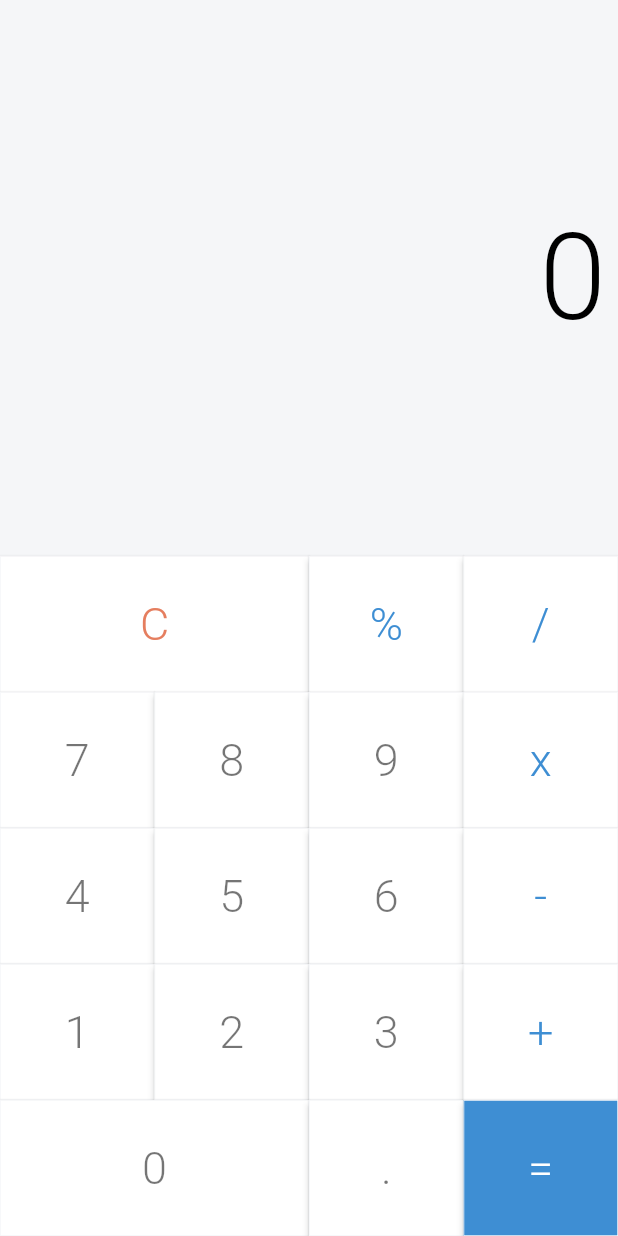
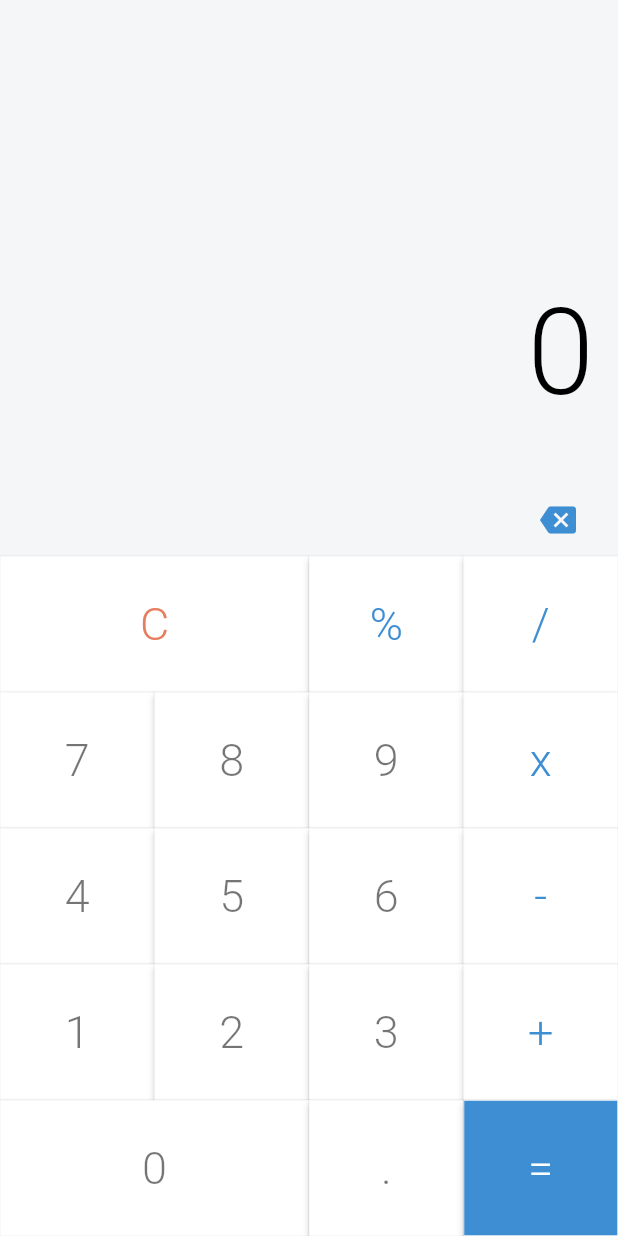
Before and after one commit to pabriciofreitas/calculator, a Flutter app: the screen it shows after launch, on a phone screen of 412 x 824 dp. Run offline on Flutter 3.47's test engine with Material 2 defaults, Android fonts, the phone set to English and light mode, and no system bars; drawn by our look-alikes of auto_size_text.

Commit message:
feat:addad animated and buttonBack

```diff
--- a/lib/components/display_widget.dart
+++ b/lib/components/display_widget.dart
@@ -1,31 +1,38 @@
 import 'package:auto_size_text/auto_size_text.dart';
+import 'package:calculator/components/components.dart';
 import 'package:flutter/material.dart';
 
-class DisplayWidget extends StatelessWidget {
+class DisplayWidget extends StatefulWidget {
+  final void Function(String) callBack;
   final String text;
-  const DisplayWidget({
+  bool animatedDisplay;
+  DisplayWidget({
     Key? key,
+    required this.callBack,
     required this.text,
+    required this.animatedDisplay,
   }) : super(key: key);
-//
+
+  @override
+  State<DisplayWidget> createState() => _DisplayWidgetState();
+}
+
+class _DisplayWidgetState extends State<DisplayWidget> {
   @override
   Widget build(BuildContext context) {
-    bool animar = true;
-
     return Stack(children: [
       Container(
-        color: Colors.red,
-      ),
-      Container(
-        color: const Color(0xFFf5f6f8),
+        padding: const EdgeInsets.symmetric(horizontal: 16),
+        color:
+            widget.animatedDisplay ? Colors.black12 : const Color(0xFFf5f6f8),
         child: Column(
+          mainAxisAlignment: MainAxisAlignment.end,
           crossAxisAlignment: CrossAxisAlignment.stretch,
-          mainAxisAlignment: MainAxisAlignment.center,
           children: [
-            Padding(
-              padding: const EdgeInsets.all(8.0),
+            Align(
+              alignment: Alignment.bottomRight,
               child: AutoSizeText(
-                text,
+                widget.text,
                 minFontSize: 40,
                 maxFontSize: 80,
                 maxLines: 1,
@@ -38,9 +45,35 @@ class DisplayWidget extends StatelessWidget {
                     color: Colors.black),
               ),
             ),
+            const SizedBox(
+              height: 40,
+            ),
+            Align(
+              alignment: Alignment.bottomRight,
+              child: IconButton(
+                  onPressed: () => widget.callBack("backButton"),
+                  icon: const Icon(
+                    Icons.backspace,
+                    color: ButtonWidget.ONBACKGROUNDCOLOR,
+                  )),
+            )
           ],
         ),
       ),
+      Positioned(
+          bottom: 1,
+          child: AnimatedContainer(
+            duration: const Duration(milliseconds: 500),
+            curve: Curves.easeInOut,
+            height: widget.animatedDisplay ? 550 : 50,
+            width: widget.animatedDisplay ? 550 : 50,
+            decoration: const BoxDecoration(
+              borderRadius: BorderRadius.only(
+                topRight: Radius.circular(1000),
+              ),
+              color: Color(0xFFf5f6f8),
+            ),
+          )),
     ]);
   }
 }
--- a/lib/models/memory.dart
+++ b/lib/models/memory.dart
@@ -11,6 +11,8 @@ class Memory {
       _operation = command;
     } else if (command == "C") {
       _clear();
+    } else if (command == "backButton") {
+      _removeLastDigit();
     } else if (operations.contains(command)) {
       _setOperation(command);
     } else {
@@ -48,7 +50,12 @@ class Memory {
 
     }
     _wipeValue = isEqualSign ? false : true;
-    print(_buffer);
+  }
+
+  void _removeLastDigit() {
+    _value = _value.substring(0, _value.length - 1);
+
+    _buffer[_bufferIndex] = double.tryParse(_value) ?? 0;
   }
 
   void _addDigit(String digit) {
--- a/lib/screens/calculator_page.dart
+++ b/lib/screens/calculator_page.dart
@@ -11,8 +11,19 @@ class CalculatorPage extends StatefulWidget {
 
 class _CalculatorPageState extends State<CalculatorPage> {
   final Memory memory = Memory();
-  _onPressed(String command) {
+  bool animatedDisplay = false;
+
+  _onPressed(String command) async {
+    if (command == "C") {
+      setState(() {
+        animatedDisplay = true;
+      });
+
+      await Future.delayed(const Duration(milliseconds: 500));
+    }
+    print("oi");
     setState(() {
+      animatedDisplay = false;
       memory.applyCommand(command);
     });
   }
@@ -24,7 +35,11 @@ class _CalculatorPageState extends State<CalculatorPage> {
       body: Column(
         children: [
           Expanded(
-            child: DisplayWidget(text: memory.value),
+            child: DisplayWidget(
+              callBack: _onPressed,
+              text: memory.value,
+              animatedDisplay: animatedDisplay,
+            ),
           ),
           SizedBox(
               height: size.height * .55,
```
